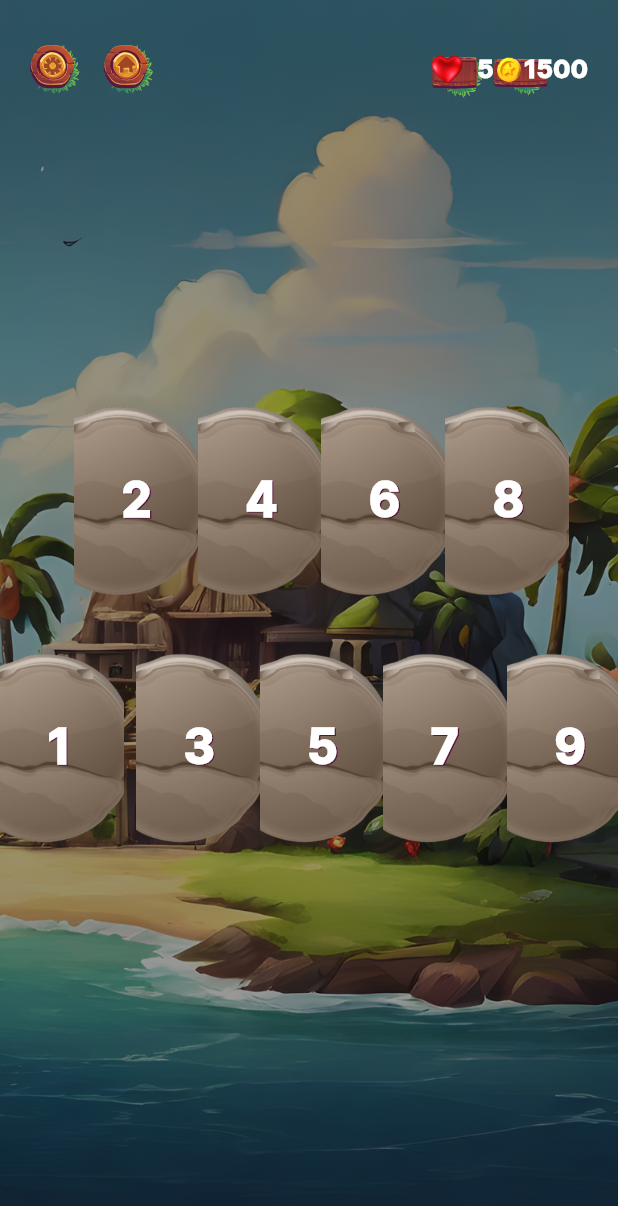
After one commit to kerimn/game, a Flutter app: the LevelChoise screen opened directly, on a phone screen of 412 x 824 dp. The commit adds this screen. Shown: the top 1206 px of the screen. Run offline on Flutter 3.47's test engine with Material 3 defaults, Android fonts, the phone set to English and light mode, and no system bars; our stand-ins replace flutter_svg.

Commit message:
add screen

```diff
--- a/lib/constants/images.dart
+++ b/lib/constants/images.dart
@@ -3,8 +3,10 @@ class AppImages {
   static const String settings = "assets/img/settings.svg";
   static const String left = "assets/img/left.svg";
   static const String right = "assets/img/right.svg";
+  static const String homeIcon = "assets/img/homeicon.svg";
 
   static const String initialPhoto = "assets/img/bg.png";
+  static const String dash = "assets/img/dash.png";
   static const String initialPhoto2 = "assets/img/bg2.png";
   static const String tiger = "assets/img/tigerImage.png";
   static const String start = "assets/img/button.png";
@@ -13,9 +15,9 @@ class AppImages {
   static const String heart = "assets/img/heart.png";
   static const String bg3 = "assets/img/bg3.jpg";
 
-  static const String simple = "assets/img/simple.png";
-  static const String middle = "assets/img/middle.png";
-  static const String advanced = "assets/img/advanced.png";
+  static const String level1 = "assets/img/simple.png";
+  static const String level2 = "assets/img/middle.png";
+  static const String level3 = "assets/img/advanced.png";
 
   static const String settingsCard = "assets/img/settings_card.png";
   static const String settingsTop = "assets/img/Untitled-1.png";
--- a/lib/screens/difficult_screen.dart
+++ b/lib/screens/difficult_screen.dart
@@ -1,14 +1,46 @@
 import 'package:flutter/material.dart';
 import 'package:flutter_svg/flutter_svg.dart';
 import 'package:game/constants/images.dart';
+import 'package:game/screens/level_choise.dart';
 import 'package:game/screens/settings_screen.dart';
 
-class DifficultScreen extends StatelessWidget {
+class DifficultScreen extends StatefulWidget {
   const DifficultScreen({super.key});
 
   @override
+  State<DifficultScreen> createState() => _DifficultScreenState();
+}
+
+class _DifficultScreenState extends State<DifficultScreen> {
+  List<String> imagePaths = [
+    AppImages.level1,
+    AppImages.level2,
+    AppImages.level3,
+  ];
+  int index = 0;
+
+  changeImage() {
+    setState(() {
+      if (index >= imagePaths.length - 1) {
+        return;
+      } else {
+        index = (index + 1);
+      }
+    });
+  }
+
+  minChange() {
+    setState(() {
+      if (index < imagePaths.length - 2) {
+        return;
+      } else {
+        index = (index - 1);
+      }
+    });
+  }
+
+  @override
   Widget build(BuildContext context) {
-    print(MediaQuery.of(context).size.height);
     return Scaffold(
       body: Stack(
         children: [
@@ -115,31 +147,50 @@ class DifficultScreen extends StatelessWidget {
                   ],
                 ),
                 Image.asset(
-                  AppImages.simple,
-                  width: MediaQuery.of(context).size.width * 0.6,
+                  imagePaths[index],
+                  width: MediaQuery.of(context).size.width * 0.4,
                   height: MediaQuery.of(context).size.height * 0.45,
-                  fit: BoxFit.cover,
+                  fit: BoxFit.contain,
                 ),
                 Row(
                   mainAxisAlignment: MainAxisAlignment.center,
                   children: [
-                    SvgPicture.asset(
+                    GestureDetector(
+                      onTap: () {
+                        minChange();
+                      },
+                      child: SvgPicture.asset(
                         AppImages.left,
                         width: 50,
+                      ),
                     ),
                     const SizedBox(
                       width: 20,
                     ),
-                    Image.asset(
+                    GestureDetector(
+                      onTap: () {
+                        Navigator.push(
+                          context,
+                          MaterialPageRoute(
+                              builder: (context) => const LevelChoise()),
+                        );
+                      },
+                      child: Image.asset(
                         AppImages.start,
                         width: MediaQuery.of(context).size.width * 0.25,
+                      ),
                     ),
                     const SizedBox(
                       width: 20,
                     ),
-                    SvgPicture.asset(
+                    GestureDetector(
+                      onTap: () {
+                        changeImage();
+                      },
+                      child: SvgPicture.asset(
                         AppImages.right,
                         width: 50,
+                      ),
                     )
                   ],
                 )
--- a/lib/screens/initial_screen.dart
+++ b/lib/screens/initial_screen.dart
@@ -80,7 +80,7 @@ class _InitialScreenState extends State<InitialScreen> {
           timer.cancel();
           Navigator.push(
             context,
-            MaterialPageRoute(builder: (context) => OnBoardingScreen()),
+            MaterialPageRoute(builder: (context) => const OnBoardingScreen()),
           );
         }
       });
--- /dev/null
+++ b/lib/screens/level_choise.dart
@@ -0,0 +1,467 @@
+import 'package:flutter/material.dart';
+import 'package:flutter_svg/svg.dart';
+import 'package:game/constants/images.dart';
+import 'package:game/screens/difficult_screen.dart';
+import 'package:game/screens/settings_screen.dart';
+
+class LevelChoise extends StatelessWidget {
+  const LevelChoise({super.key});
+
+  @override
+  Widget build(BuildContext context) {
+    return Scaffold(
+      body: Stack(
+        children: [
+          Image.asset(
+            AppImages.initialPhoto2,
+            width: MediaQuery.of(context).size.width,
+            height: MediaQuery.of(context).size.height,
+            fit: BoxFit.cover,
+          ),
+          Positioned.fill(
+            child: Container(
+              color: Colors.black.withOpacity(0.4),
+            ),
+          ),
+          Padding(
+            padding: const EdgeInsets.only(top: 30, left: 20, right: 20),
+            child: Row(
+              mainAxisAlignment: MainAxisAlignment.spaceBetween,
+              crossAxisAlignment: CrossAxisAlignment.start,
+              children: [
+                Row(
+                  children: [
+                    GestureDetector(
+                      onTap: () {
+                        Navigator.push(
+                          context,
+                          MaterialPageRoute(
+                            builder: (context) => const SettingsScreen(),
+                          ),
+                        );
+                      },
+                      child: SvgPicture.asset(
+                        AppImages.settings,
+                        width: MediaQuery.of(context).size.width * 0.08,
+                      ),
+                    ),
+                    const SizedBox(
+                      width: 16,
+                    ),
+                    GestureDetector(
+                      onTap: () {
+                        Navigator.push(
+                          context,
+                          MaterialPageRoute(
+                            builder: (context) => const SettingsScreen(),
+                          ),
+                        );
+                      },
+                      child: SvgPicture.asset(
+                        AppImages.homeIcon,
+                        width: MediaQuery.of(context).size.width * 0.08,
+                      ),
+                    ),
+                  ],
+                ),
+                Row(
+                  children: [
+                    Stack(
+                      alignment: Alignment.centerLeft,
+                      children: [
+                        SvgPicture.string(
+                          svgString,
+                          width: MediaQuery.of(context).size.width * 0.1,
+                          fit: BoxFit.cover,
+                        ),
+                        Padding(
+                          padding: const EdgeInsets.only(bottom: 8.0),
+                          child: Row(
+                            children: [
+                              Image.asset(
+                                AppImages.heart,
+                                width: 20,
+                              ),
+                              const SizedBox(
+                                width: 10,
+                              ),
+                              Text(
+                                "5",
+                                style: Theme.of(context)
+                                    .textTheme
+                                    .titleLarge!
+                                    .copyWith(
+                                      fontSize: 17,
+                                      fontWeight: FontWeight.w900,
+                                      color: Colors.white,
+                                    ),
+                              ),
+                            ],
+                          ),
+                        )
+                      ],
+                    ),
+                    Stack(
+                      alignment: Alignment.centerLeft,
+                      children: [
+                        SvgPicture.string(
+                          svgString2,
+                          width: MediaQuery.of(context).size.width * 0.1,
+                          fit: BoxFit.cover,
+                        ),
+                        Padding(
+                          padding: const EdgeInsets.only(bottom: 8.0),
+                          child: Row(
+                            children: [
+                              Image.asset(
+                                AppImages.coin,
+                                width: 20,
+                              ),
+                              Text(
+                                "1500",
+                                style: Theme.of(context)
+                                    .textTheme
+                                    .titleLarge!
+                                    .copyWith(
+                                      fontSize: 17,
+                                      fontWeight: FontWeight.w900,
+                                      color: Colors.white,
+                                    ),
+                              ),
+                            ],
+                          ),
+                        ),
+                      ],
+                    ),
+                  ],
+                ),
+              ],
+            ),
+          ),
+          Stack(
+            children: [
+              Positioned(
+                top: MediaQuery.of(context).size.height * 0.5,
+                child: GestureDetector(
+                  onTap: () {
+                    Navigator.push(
+                      context,
+                      MaterialPageRoute(
+                        builder: (context) => const SettingsScreen(),
+                      ),
+                    );
+                  },
+                  child: Image.asset(
+                    AppImages.dash,
+                    width: MediaQuery.of(context).size.width * 0.2,
+                    height: MediaQuery.of(context).size.height * 0.2,
+                    fit: BoxFit.cover,
+                  ),
+                ),
+              ),
+              Positioned(
+                top: MediaQuery.of(context).size.height * 0.59,
+                left: MediaQuery.of(context).size.width * 0.075,
+                child: GestureDetector(
+                  behavior: HitTestBehavior.translucent,
+                  onTap: () {
+                    Navigator.push(
+                      context,
+                      MaterialPageRoute(
+                        builder: (context) => const SettingsScreen(),
+                      ),
+                    );
+                  },
+                  child: const Text(
+                    "1",
+                    style: TextStyle(
+                      color: Color(0xFFFFFFFF),
+                      shadows: [
+                        Shadow(
+                          offset: Offset(0.957, 0.957),
+                          blurRadius: 0,
+                          color: Color(0xFF59173E),
+                        ),
+                      ],
+                      fontFamily: 'Inter',
+                      fontSize: 32.0,
+                      fontStyle: FontStyle.normal,
+                      fontWeight: FontWeight.w900,
+                      height: 22.974 /
+                          32.0, // Calculated as line-height / font-size
+                      letterSpacing: 1.436,
+                    ),
+                  ),
+                ),
+              ),
+              Positioned(
+                top: MediaQuery.of(context).size.height * 0.3,
+                left: MediaQuery.of(context).size.width * 0.12,
+                child: Image.asset(
+                  AppImages.dash,
+                  width: MediaQuery.of(context).size.width * 0.2,
+                  height: MediaQuery.of(context).size.height * 0.2,
+                  fit: BoxFit.cover,
+                ),
+              ),
+              Positioned(
+                top: MediaQuery.of(context).size.height * 0.39,
+                left: MediaQuery.of(context).size.width * 0.195,
+                child: const Text(
+                  "2",
+                  style: TextStyle(
+                    color: Color(0xFFFFFFFF),
+                    shadows: [
+                      Shadow(
+                        offset: Offset(0.957, 0.957),
+                        blurRadius: 0,
+                        color: Color(0xFF59173E),
+                      ),
+                    ],
+                    fontFamily: 'Inter',
+                    fontSize: 32.0,
+                    fontStyle: FontStyle.normal,
+                    fontWeight: FontWeight.w900,
+                    height: 22.974 / 32.0,
+                    letterSpacing: 1.436,
+                  ),
+                ),
+              ),
+              Positioned(
+                top: MediaQuery.of(context).size.height * 0.5,
+                left: MediaQuery.of(context).size.width * 0.22,
+                child: Image.asset(
+                  AppImages.dash,
+                  width: MediaQuery.of(context).size.width * 0.2,
+                  height: MediaQuery.of(context).size.height * 0.2,
+                  fit: BoxFit.cover,
+                ),
+              ),
+              Positioned(
+                top: MediaQuery.of(context).size.height * 0.59,
+                left: MediaQuery.of(context).size.width * 0.295,
+                child: const Text(
+                  "3",
+                  style: TextStyle(
+                    color: Color(0xFFFFFFFF),
+                    shadows: [
+                      Shadow(
+                        offset: Offset(0.957, 0.957),
+                        blurRadius: 0,
+                        color: Color(0xFF59173E),
+                      ),
+                    ],
+                    fontFamily: 'Inter',
+                    fontSize: 32.0,
+                    fontStyle: FontStyle.normal,
+                    fontWeight: FontWeight.w900,
+                    height: 22.974 / 32.0,
+                    letterSpacing: 1.436,
+                  ),
+                ),
+              ),
+              Positioned(
+                top: MediaQuery.of(context).size.height * 0.3,
+                left: MediaQuery.of(context).size.width * 0.32,
+                child: Image.asset(
+                  AppImages.dash,
+                  width: MediaQuery.of(context).size.width * 0.2,
+                  height: MediaQuery.of(context).size.height * 0.2,
+                  fit: BoxFit.cover,
+                ),
+              ),
+              Positioned(
+                top: MediaQuery.of(context).size.height * 0.39,
+                left: MediaQuery.of(context).size.width * 0.395,
+                child: const Text(
+                  "4",
+                  style: TextStyle(
+                    color: Color(0xFFFFFFFF),
+                    shadows: [
+                      Shadow(
+                        offset: Offset(0.957, 0.957),
+                        blurRadius: 0,
+                        color: Color(0xFF59173E),
+                      ),
+                    ],
+                    fontFamily: 'Inter',
+                    fontSize: 32.0,
+                    fontStyle: FontStyle.normal,
+                    fontWeight: FontWeight.w900,
+                    height: 22.974 / 32.0,
+                    letterSpacing: 1.436,
+                  ),
+                ),
+              ),
+              Positioned(
+                top: MediaQuery.of(context).size.height * 0.5,
+                left: MediaQuery.of(context).size.width * 0.42,
+                child: Image.asset(
+                  AppImages.dash,
+                  width: MediaQuery.of(context).size.width * 0.2,
+                  height: MediaQuery.of(context).size.height * 0.2,
+                  fit: BoxFit.cover,
+                ),
+              ),
+              Positioned(
+                top: MediaQuery.of(context).size.height * 0.59,
+                left: MediaQuery.of(context).size.width * 0.495,
+                child: const Text(
+                  "5",
+                  style: TextStyle(
+                    color: Color(0xFFFFFFFF),
+                    shadows: [
+                      Shadow(
+                        offset: Offset(0.957, 0.957),
+                        blurRadius: 0,
+                        color: Color(0xFF59173E),
+                      ),
+                    ],
+                    fontFamily: 'Inter',
+                    fontSize: 32.0,
+                    fontStyle: FontStyle.normal,
+                    fontWeight: FontWeight.w900,
+                    height: 22.974 / 32.0,
+                    letterSpacing: 1.436,
+                  ),
+                ),
+              ),
+              Positioned(
+                top: MediaQuery.of(context).size.height * 0.3,
+                left: MediaQuery.of(context).size.width * 0.52,
+                child: Image.asset(
+                  AppImages.dash,
+                  width: MediaQuery.of(context).size.width * 0.2,
+                  height: MediaQuery.of(context).size.height * 0.2,
+                  fit: BoxFit.cover,
+                ),
+              ),
+              Positioned(
+                top: MediaQuery.of(context).size.height * 0.39,
+                left: MediaQuery.of(context).size.width * 0.595,
+                child: const Text(
+                  "6",
+                  style: TextStyle(
+                    color: Color(0xFFFFFFFF),
+                    shadows: [
+                      Shadow(
+                        offset: Offset(0.957, 0.957),
+                        blurRadius: 0,
+                        color: Color(0xFF59173E),
+                      ),
+                    ],
+                    fontFamily: 'Inter',
+                    fontSize: 32.0,
+                    fontStyle: FontStyle.normal,
+                    fontWeight: FontWeight.w900,
+                    height: 22.974 / 32.0,
+                    letterSpacing: 1.436,
+                  ),
+                ),
+              ),
+              Positioned(
+                top: MediaQuery.of(context).size.height * 0.5,
+                left: MediaQuery.of(context).size.width * 0.62,
+                child: Image.asset(
+                  AppImages.dash,
+                  width: MediaQuery.of(context).size.width * 0.2,
+                  height: MediaQuery.of(context).size.height * 0.2,
+                  fit: BoxFit.cover,
+                ),
+              ),
+              Positioned(
+                top: MediaQuery.of(context).size.height * 0.59,
+                left: MediaQuery.of(context).size.width * 0.695,
+                child: const Text(
+                  "7",
+                  style: TextStyle(
+                    color: Color(0xFFFFFFFF),
+                    shadows: [
+                      Shadow(
+                        offset: Offset(0.957, 0.957),
+                        blurRadius: 0,
+                        color: Color(0xFF59173E),
+                      ),
+                    ],
+                    fontFamily: 'Inter',
+                    fontSize: 32.0,
+                    fontStyle: FontStyle.normal,
+                    fontWeight: FontWeight.w900,
+                    height: 22.974 / 32.0,
+                    letterSpacing: 1.436,
+                  ),
+                ),
+              ),
+              Positioned(
+                top: MediaQuery.of(context).size.height * 0.3,
+                left: MediaQuery.of(context).size.width * 0.72,
+                child: Image.asset(
+                  AppImages.dash,
+                  width: MediaQuery.of(context).size.width * 0.2,
+                  height: MediaQuery.of(context).size.height * 0.2,
+                  fit: BoxFit.cover,
+                ),
+              ),
+              Positioned(
+                top: MediaQuery.of(context).size.height * 0.39,
+                left: MediaQuery.of(context).size.width * 0.795,
+                child: const Text(
+                  "8",
+                  style: TextStyle(
+                    color: Color(0xFFFFFFFF),
+                    shadows: [
+                      Shadow(
+                        offset: Offset(0.957, 0.957),
+                        blurRadius: 0,
+                        color: Color(0xFF59173E),
+                      ),
+                    ],
+                    fontFamily: 'Inter',
+                    fontSize: 32.0,
+                    fontStyle: FontStyle.normal,
+                    fontWeight: FontWeight.w900,
+                    height: 22.974 / 32.0,
+                    letterSpacing: 1.436,
+                  ),
+                ),
+              ),
+              Positioned(
+                top: MediaQuery.of(context).size.height * 0.5,
+                left: MediaQuery.of(context).size.width * 0.82,
+                child: Image.asset(
+                  AppImages.dash,
+                  width: MediaQuery.of(context).size.width * 0.2,
+                  height: MediaQuery.of(context).size.height * 0.2,
+                  fit: BoxFit.cover,
+                ),
+              ),
+              Positioned(
+                top: MediaQuery.of(context).size.height * 0.59,
+                left: MediaQuery.of(context).size.width * 0.895,
+                child: const Text(
+                  "9",
+                  style: TextStyle(
+                    color: Color(0xFFFFFFFF),
+                    shadows: [
+                      Shadow(
+                        offset: Offset(0.957, 0.957),
+                        blurRadius: 0,
+                        color: Color(0xFF59173E),
+                      ),
+                    ],
+                    fontFamily: 'Inter',
+                    fontSize: 32.0,
+                    fontStyle: FontStyle.normal,
+                    fontWeight: FontWeight.w900,
+                    height: 22.974 / 32.0,
+                    letterSpacing: 1.436,
+                  ),
+                ),
+              ),
+            ],
+          )
+        ],
+      ),
+    );
+  }
+}
--- a/lib/screens/settings_screen.dart
+++ b/lib/screens/settings_screen.dart
@@ -1,5 +1,7 @@
 import 'package:flutter/material.dart';
+import 'package:flutter_svg/flutter_svg.dart';
 import 'package:game/constants/images.dart';
+import 'package:game/screens/difficult_screen.dart';
 
 class SettingsScreen extends StatelessWidget {
   const SettingsScreen({super.key});
@@ -14,6 +16,21 @@ class SettingsScreen extends StatelessWidget {
             width: MediaQuery.of(context).size.width,
             height: MediaQuery.of(context).size.height,
             fit: BoxFit.cover,
+          ),
+          Positioned(
+            top: 40,
+            left: 20,
+            child: GestureDetector(
+              onTap: () {
+                Navigator.push(
+                  context,
+                  MaterialPageRoute(
+                    builder: (context) => const DifficultScreen(),
+                  ),
+                );
+              },
+              child: SvgPicture.asset(AppImages.homeIcon),
+            ),
           ),
           Positioned(
             bottom: -40,
```
Also changed, not shown: assets/img/dash.png (added), assets/img/homeicon.svg (added), assets/img/simple.png. Lines whose indentation alone changed are shown as unchanged.
